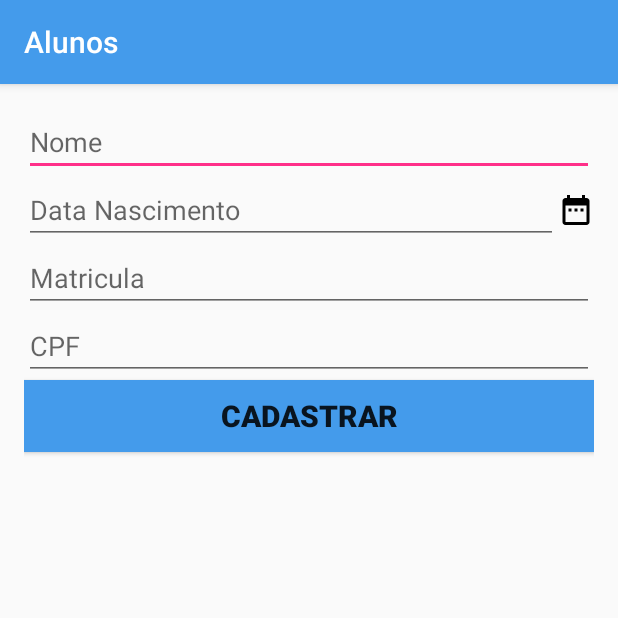
After one commit to eudev-i/AlunosAPI, an Android app: the CadastroActivity screen opened directly, with no data from a screen before it, on a phone screen of 412 x 824 dp, the top half of it. The commit adds this screen. Run offline under Robolectric (Android 15) with nearby library versions, the phone set to English and light mode, and no system bars.

Commit message:
Organização das pastas, Criação do metodo e tela de cadastro de aluno na API, Conversão de data, Aplicação do calendário para inserir a a data, Realização de teste unitário e Inicio da criação da activity que vai visualizar o aluno por id

```diff
--- a/app/src/main/AndroidManifest.xml
+++ b/app/src/main/AndroidManifest.xml
@@ -2,7 +2,7 @@
 <manifest xmlns:android="http://schemas.android.com/apk/res/android"
     package="br.com.senaijandira.alunos">
 
-    <uses-permission android:name="android.permission.INTERNET"/>
+    <uses-permission android:name="android.permission.INTERNET" />
 
     <application
         android:allowBackup="true"
@@ -12,7 +12,7 @@
         android:supportsRtl="true"
         android:theme="@style/AppTheme">
         <activity
-            android:name=".MainActivity"
+            android:name=".activity.MainActivity"
             android:label="@string/app_name"
             android:theme="@style/AppTheme.NoActionBar">
             <intent-filter>
@@ -21,6 +21,8 @@
                 <category android:name="android.intent.category.LAUNCHER" />
             </intent-filter>
         </activity>
+        <activity android:name=".activity.CadastroActivity" />
+        <activity android:name=".activity.VisualizarActivity"></activity>
     </application>
 
 </manifest>
--- /dev/null
+++ b/app/src/main/java/br/com/senaijandira/alunos/activity/CadastroActivity.java
@@ -0,0 +1,133 @@
+package br.com.senaijandira.alunos.activity;
+
+import android.app.DatePickerDialog;
+import android.app.Dialog;
+import android.content.DialogInterface;
+import android.os.Bundle;
+import android.support.v4.app.DialogFragment;
+import android.support.v7.app.AlertDialog;
+import android.support.v7.app.AppCompatActivity;
+import android.view.View;
+import android.widget.DatePicker;
+import android.widget.EditText;
+
+import java.util.Calendar;
+
+import br.com.senaijandira.alunos.R;
+import br.com.senaijandira.alunos.model.Aluno;
+import br.com.senaijandira.alunos.presenter.CadastroPresenter;
+import br.com.senaijandira.alunos.service.AlunoService;
+import br.com.senaijandira.alunos.service.ServiceFactory;
+import br.com.senaijandira.alunos.util.DateUtil;
+import br.com.senaijandira.alunos.view.CadastroView;
+
+public class CadastroActivity extends AppCompatActivity implements CadastroView{
+
+    static EditText txtNome, txtDtNascimento, txtMatricula, txtCpf;
+
+    //INSTANCIANDO A CLASSE DE SERVIÇO DA API
+    AlunoService service = ServiceFactory.create();
+
+     CadastroPresenter presenter;
+
+    @Override
+    protected void onCreate(Bundle savedInstanceState) {
+        super.onCreate(savedInstanceState);
+        setContentView(R.layout.activity_cadastro);
+
+        /*INSTANCIANDO O CADASTRO PRESENTER*/
+        presenter = new CadastroPresenter(this, service);
+
+        txtNome = findViewById(R.id.txtNome);
+        txtDtNascimento = findViewById(R.id.txtDtNascimento);
+        txtMatricula = findViewById(R.id.txtMastricula);
+        txtCpf = findViewById(R.id.txtCpf);
+    }
+
+    //FUNÇÃO PARA QUE NO CLIQUE CADASTRE UM ALUNO
+    public void cadastrarAluno(View view) {
+
+        //TESTANDO O CADASTRO DE UM ALUNO
+        /*Aluno aluno = new Aluno();
+        aluno.setNome("Clara");
+        aluno.setDataNascimento(20101204);
+        aluno.setMatricula(12345);
+        aluno.setCpf("260.655.892-99");*/
+
+        String nome = txtNome.getText().toString();
+        String dtNascimento = txtDtNascimento.getText().toString();
+        String matricula = txtMatricula.getText().toString();
+        String cpf = txtCpf.getText().toString();
+
+        int dataFormatada = new DateUtil().convertToInt(dtNascimento);
+
+        Aluno aluno = new Aluno();
+        aluno.setNome(nome);
+        aluno.setDataNascimento(dataFormatada);
+        aluno.setMatricula(Integer.parseInt(matricula));
+        aluno.setCpf(cpf);
+
+
+        presenter.cadastrarAluno(aluno);
+    }
+
+
+
+    /*NA ÇÃO DO CLICK NO ICONE DO CALENDARIO, ABRIR O CALENDARIO*/
+    public void abrirCalendario(View view) {
+
+        /*CODIGO DA PESQUISA android datepiker NA DOCUMENTAÇAO DO ANDROID: Showing the date picker*/
+        DialogFragment newFragment = new DatePickerFragment();
+        newFragment.show(getSupportFragmentManager(), "datePicker");
+    }
+
+    /*IMPLEMENTSANDO O MÉTODO DEFINIDO NO CONTRATO*/
+
+
+    @Override
+    public void showMessage(String titulo, String mensagem) {
+        AlertDialog.Builder alert = new AlertDialog.Builder(this);
+        alert.setTitle(titulo);
+        alert.setMessage(mensagem);
+        alert.setPositiveButton("OK", new DialogInterface.OnClickListener() {
+            @Override
+            public void onClick(DialogInterface dialog, int which) {
+                finish();
+            }
+        });
+        alert.show();
+    }
+
+
+    /*CODIGO DA PESQUISA android datepiker NA DOCUMENTAÇAO DO ANDROID: Creating a Date Picker*/
+    public static class DatePickerFragment extends DialogFragment
+            implements DatePickerDialog.OnDateSetListener {
+
+        @Override
+        public Dialog onCreateDialog(Bundle savedInstanceState) {
+            // Use the current date as the default date in the picker
+            //USE A DATA ATUAL COMO A DATA PADRÃO NO SELECIONADOR
+            final Calendar c = Calendar.getInstance();
+            int year = c.get(Calendar.YEAR);
+            int month = c.get(Calendar.MONTH);
+            int day = c.get(Calendar.DAY_OF_MONTH);
+
+            // Create a new instance of DatePickerDialog and return it
+            //CRIA UMA NOVA INSTÂNCIA DE DatePickerDialog E RETORNE-A
+            return new DatePickerDialog(getActivity(), this, year, month, day);
+        }
+
+        public void onDateSet(DatePicker view, int year, int month, int day) {
+            // Do something with the date chosen by the user
+            //FAÇA ALGO COM A DATA ESSCOLHIDA PELO USUÁRIO
+
+            //String dia = String.format("%02d", day); /*VIRÁ 2 DIGITOS, SE VIR SÓ UM ELE VAI COMPLETAR COM UM ZERO*/
+            //String mes = String.format("%02d", month+1); /*VIRÁ 2 DIGITOS, SE VIR SÓ UM ELE VAI COMPLETAR COM UM ZERO*/
+            //String ano = String.format("%d", year);
+
+            String data = String.format("%02d/%02d/%d", day, month, year);/*ESSA LINHA SUBSTITUÍ AS TRES QUE FORAM COMENTADAS*/
+            txtDtNascimento.setText(data);
+
+        }
+    }
+}
--- /dev/null
+++ b/app/src/main/java/br/com/senaijandira/alunos/presenter/CadastroPresenter.java
@@ -0,0 +1,48 @@
+package br.com.senaijandira.alunos.presenter;
+
+import br.com.senaijandira.alunos.model.Aluno;
+import br.com.senaijandira.alunos.model.ApiResult;
+import br.com.senaijandira.alunos.service.AlunoService;
+import br.com.senaijandira.alunos.view.CadastroView;
+import retrofit2.Call;
+import retrofit2.Callback;
+import retrofit2.Response;
+
+public class CadastroPresenter {
+
+    CadastroView view;
+    AlunoService service;
+
+    public CadastroPresenter(CadastroView view, AlunoService service) {
+        this.view = view;
+        this.service = service;
+    }
+
+    public void cadastrarAluno(Aluno aluno){
+
+
+        service.cadastrarAluno(aluno).enqueue(new Callback<ApiResult>() {
+            @Override
+            public void onResponse(Call<ApiResult> call, Response<ApiResult> response) {
+
+                ApiResult result = response.body();
+
+                if(result.isSucesso()){
+                    view.showMessage("Erro", "Erro ao cadastrar");
+                }
+                else{
+                    view.showMessage("Sucesso", "Cadastrado com sucesso");
+                }
+            }
+
+
+
+            @Override
+            public void onFailure(Call<ApiResult> call, Throwable t) {
+                view.showMessage("Erro", t.getMessage());
+                t.printStackTrace();
+            }
+
+        });
+    }
+}
--- a/app/src/main/java/br/com/senaijandira/alunos/MainPresenter.java
+++ b/app/src/main/java/br/com/senaijandira/alunos/presenter/MainPresenter.java
@@ -1,4 +1,4 @@
-package br.com.senaijandira.alunos;
+package br.com.senaijandira.alunos.presenter;
 
 import android.util.Log;
 
@@ -7,6 +7,7 @@ import java.util.List;
 import br.com.senaijandira.alunos.model.Aluno;
 import br.com.senaijandira.alunos.service.AlunoService;
 import br.com.senaijandira.alunos.service.ServiceFactory;
+import br.com.senaijandira.alunos.view.MainView;
 import retrofit2.Call;
 import retrofit2.Callback;
 import retrofit2.Response;
--- a/app/src/main/java/br/com/senaijandira/alunos/service/AlunoService.java
+++ b/app/src/main/java/br/com/senaijandira/alunos/service/AlunoService.java
@@ -3,8 +3,11 @@ package br.com.senaijandira.alunos.service;
 import java.util.List;
 
 import br.com.senaijandira.alunos.model.Aluno;
+import br.com.senaijandira.alunos.model.ApiResult;
 import retrofit2.Call;
+import retrofit2.http.Body;
 import retrofit2.http.GET;
+import retrofit2.http.POST;
 
 public interface AlunoService {
 
@@ -13,4 +16,12 @@ public interface AlunoService {
     @GET("/alunos")
     Call<List<Aluno>> obterAlunos();
 
+    //@GET("alunos/{id)")
+    //Call<ALuno> obterAlunoPorId(@Path("id") int id);
+
+    @POST("/aluno/novo")
+    //void cadastrarAluno(Aluno aluno);
+    Call<ApiResult> cadastrarAluno(@Body Aluno aluno);
+
+
 }
--- /dev/null
+++ b/app/src/main/java/br/com/senaijandira/alunos/view/CadastroView.java
@@ -0,0 +1,6 @@
+package br.com.senaijandira.alunos.view;
+
+public interface CadastroView {
+
+    void showMessage(String titulo, String mensagem);
+}
--- a/app/src/main/java/br/com/senaijandira/alunos/MainView.java
+++ b/app/src/main/java/br/com/senaijandira/alunos/view/MainView.java
@@ -1,4 +1,4 @@
-package br.com.senaijandira.alunos;
+package br.com.senaijandira.alunos.view;
 
 import java.util.List;
 
--- /dev/null
+++ b/app/src/main/res/drawable/ic_date_range.xml
@@ -0,0 +1,9 @@
+<vector xmlns:android="http://schemas.android.com/apk/res/android"
+        android:width="24dp"
+        android:height="24dp"
+        android:viewportWidth="24.0"
+        android:viewportHeight="24.0">
+    <path
+        android:fillColor="#FF000000"
+        android:pathData="M9,11L7,11v2h2v-2zM13,11h-2v2h2v-2zM17,11h-2v2h2v-2zM19,4h-1L18,2h-2v2L8,4L8,2L6,2v2L5,4c-1.11,0 -1.99,0.9 -1.99,2L3,20c0,1.1 0.89,2 2,2h14c1.1,0 2,-0.9 2,-2L21,6c0,-1.1 -0.9,-2 -2,-2zM19,20L5,20L5,9h14v11z"/>
+</vector>
--- /dev/null
+++ b/app/src/main/res/layout/activity_cadastro.xml
@@ -0,0 +1,60 @@
+<?xml version="1.0" encoding="utf-8"?>
+<LinearLayout xmlns:android="http://schemas.android.com/apk/res/android"
+    xmlns:app="http://schemas.android.com/apk/res-auto"
+    xmlns:tools="http://schemas.android.com/tools"
+    android:layout_width="match_parent"
+    android:layout_height="match_parent"
+    tools:context=".activity.CadastroActivity"
+    android:orientation="vertical"
+    android:padding="16dp">
+
+    <EditText
+        android:layout_width="match_parent"
+        android:layout_height="wrap_content"
+        android:id="@+id/txtNome"
+        android:hint="Nome"/>
+
+    <LinearLayout
+        android:layout_width="match_parent"
+        android:layout_height="wrap_content"
+        android:orientation="horizontal">
+
+        <EditText
+            android:layout_width="0dp"
+            android:layout_weight="1"
+            android:layout_height="wrap_content"
+            android:id="@+id/txtDtNascimento"
+            android:hint="Data Nascimento" />
+
+        <ImageView
+            android:layout_width="wrap_content"
+            android:layout_height="40dp"
+            android:src="@drawable/ic_date_range"
+            android:layout_gravity="center"
+            android:onClick="abrirCalendario"/>
+    </LinearLayout>
+
+
+
+    <EditText
+        android:layout_width="match_parent"
+        android:layout_height="wrap_content"
+        android:id="@+id/txtMastricula"
+        android:hint="Matricula"/>
+
+    <EditText
+        android:layout_width="match_parent"
+        android:layout_height="wrap_content"
+        android:id="@+id/txtCpf"
+        android:hint="CPF"/>
+
+    <Button
+        android:layout_width="match_parent"
+        android:layout_height="wrap_content"
+        android:text="Cadastrar"
+        android:onClick="cadastrarAluno"
+        android:background="@color/colorPrimary"
+        android:textStyle="bold"
+        android:textSize="20sp"/>
+
+</LinearLayout>
--- a/app/src/main/res/layout/activity_main.xml
+++ b/app/src/main/res/layout/activity_main.xml
@@ -4,7 +4,7 @@
     xmlns:tools="http://schemas.android.com/tools"
     android:layout_width="match_parent"
     android:layout_height="match_parent"
-    tools:context=".MainActivity">
+    tools:context=".activity.MainActivity">
 
     <android.support.design.widget.AppBarLayout
         android:layout_width="match_parent"
@@ -28,6 +28,8 @@
         android:layout_height="wrap_content"
         android:layout_gravity="bottom|end"
         android:layout_margin="@dimen/fab_margin"
-        app:srcCompat="@android:drawable/ic_dialog_email" />
+        app:srcCompat="@android:drawable/ic_dialog_email"
+        android:onClick="abrirCadastro"
+        />
 
 </android.support.design.widget.CoordinatorLayout>
--- a/app/src/main/res/layout/content_main.xml
+++ b/app/src/main/res/layout/content_main.xml
@@ -5,7 +5,7 @@
     android:layout_width="match_parent"
     android:layout_height="match_parent"
     app:layout_behavior="@string/appbar_scrolling_view_behavior"
-    tools:context=".MainActivity"
+    tools:context=".activity.MainActivity"
     tools:showIn="@layout/activity_main"
     android:orientation="vertical">
 
--- a/app/src/main/res/menu/menu_main.xml
+++ b/app/src/main/res/menu/menu_main.xml
@@ -1,7 +1,7 @@
 <menu xmlns:android="http://schemas.android.com/apk/res/android"
     xmlns:app="http://schemas.android.com/apk/res-auto"
     xmlns:tools="http://schemas.android.com/tools"
-    tools:context="br.com.senaijandira.alunos.MainActivity">
+    tools:context="br.com.senaijandira.alunos.activity.MainActivity">
     <item
         android:id="@+id/action_settings"
         android:orderInCategory="100"
--- a/app/src/main/res/values/colors.xml
+++ b/app/src/main/res/values/colors.xml
@@ -1,6 +1,6 @@
 <?xml version="1.0" encoding="utf-8"?>
 <resources>
-    <color name="colorPrimary">#3F51B5</color>
+    <color name="colorPrimary">#449beb</color>
     <color name="colorPrimaryDark">#303F9F</color>
-    <color name="colorAccent">#FF4081</color>
+    <color name="colorAccent">#ff3089</color>
 </resources>
```
Also changed, not shown: app/src/main/java/br/com/senaijandira/alunos/activity/MainActivity.java (renamed from app/src/main/java/br/com/senaijandira/alunos/MainActivity.java, +33 -3 lines), app/src/main/java/br/com/senaijandira/alunos/activity/VisualizarActivity.java (added, +22 -0 lines), app/src/main/java/br/com/senaijandira/alunos/model/ApiResult.java (added, +24 -0 lines), app/src/main/java/br/com/senaijandira/alunos/util/DateUtil.java (added, +18 -0 lines), app/src/main/res/layout/activity_visualizar.xml (added, +9 -0 lines), 2 other files.
